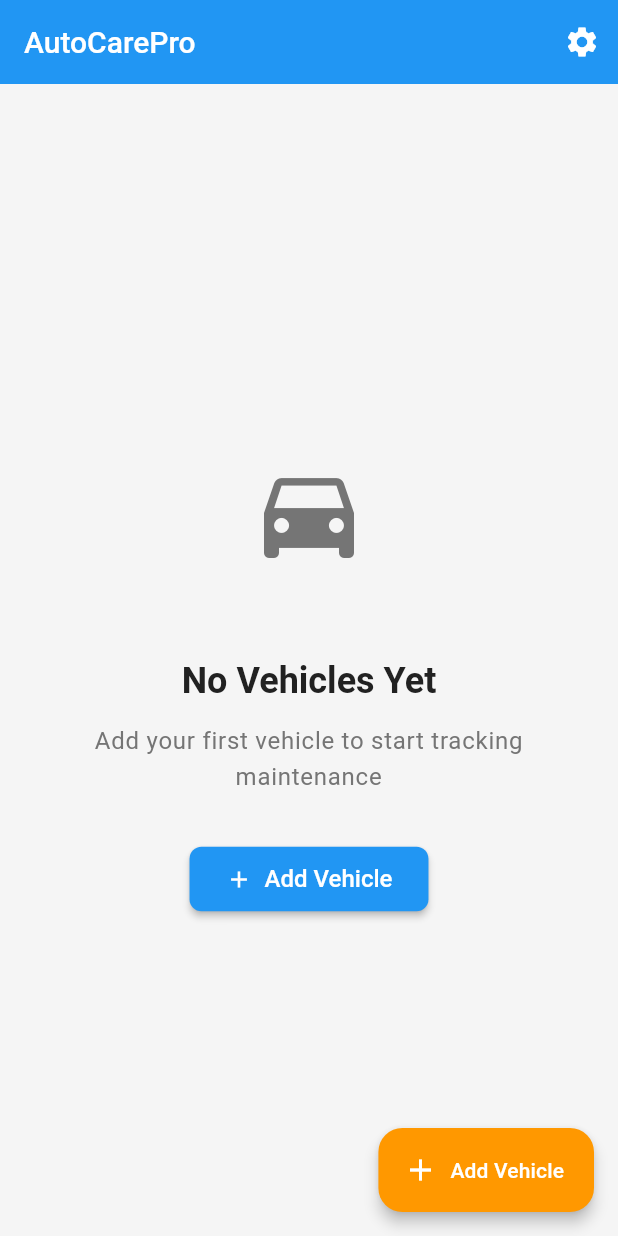
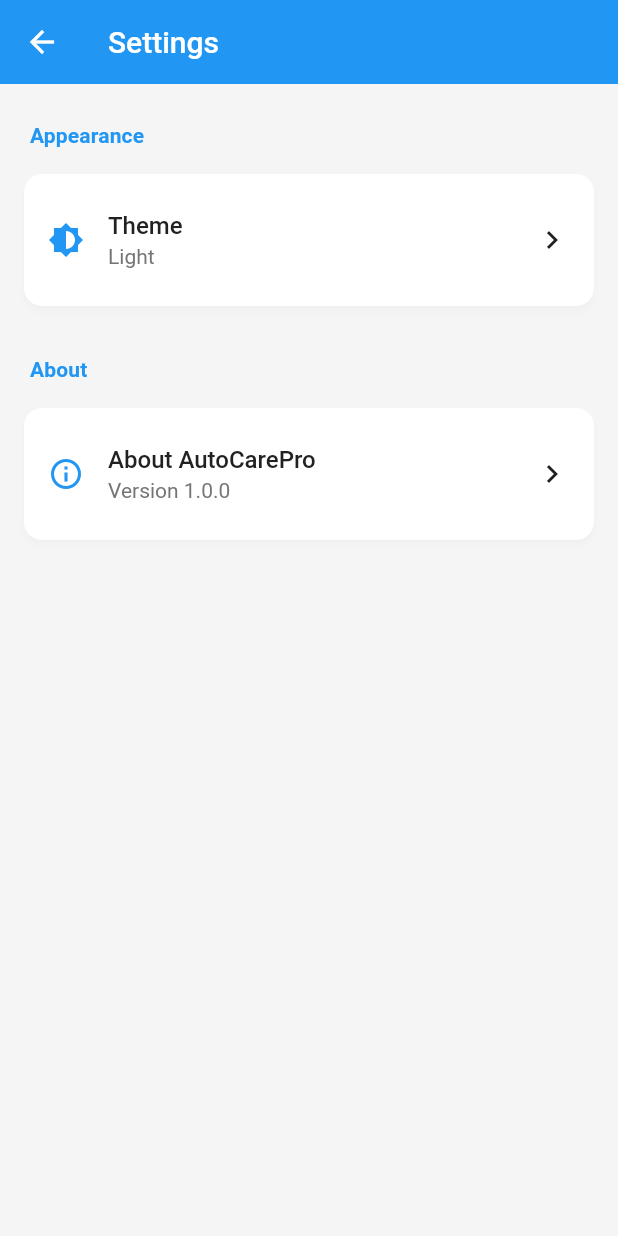
Before and after one commit to regeiss/autocarepro_f, a Flutter app: the screen it shows after launch, after a tap on the "settings" icon, on a phone screen of 412 x 824 dp. Run offline on Flutter 3.47's test engine with Material 3 defaults, Android fonts, the phone set to English and light mode, and no system bars; our stand-ins replace file_picker, fl_chart, floor, flutter_riverpod, google_fonts, image_picker and 6 more; accounts and stored records are empty; generated files the repository leaves out were written again.

Commit message:
feat settings

```diff
--- a/lib/app/app.dart
+++ b/lib/app/app.dart
@@ -2,6 +2,7 @@ import 'package:flutter/material.dart';
 import 'package:flutter_riverpod/flutter_riverpod.dart';
 import 'theme.dart';
 import '../features/dashboard/screens/dashboard_screen.dart';
+import '../features/settings/providers/settings_provider.dart';
 
 /// Main application widget
 ///
@@ -11,12 +12,14 @@ class AutoCareProApp extends ConsumerWidget {
 
   @override
   Widget build(BuildContext context, WidgetRef ref) {
+    final themeMode = ref.watch(themeModeProvider);
+
     return MaterialApp(
       title: 'AutoCarePro',
       debugShowCheckedModeBanner: false,
       theme: AppTheme.lightTheme,
       darkTheme: AppTheme.darkTheme,
-      themeMode: ThemeMode.light,
+      themeMode: themeMode,
       home: const DashboardScreen(),
     );
   }
--- a/lib/features/dashboard/screens/dashboard_screen.dart
+++ b/lib/features/dashboard/screens/dashboard_screen.dart
@@ -7,6 +7,8 @@ import '../../../data/providers/document_providers.dart';
 import '../../../data/providers/service_provider_providers.dart';
 import '../../../data/providers/analytics_providers.dart';
 import '../widgets/dashboard_stats.dart';
+import '../widgets/quick_actions.dart';
+import '../widgets/recent_activity.dart';
 import '../widgets/vehicle_card.dart';
 import '../widgets/empty_state.dart';
 import '../../vehicles/screens/vehicle_form_screen.dart';
@@ -21,6 +23,7 @@ import '../../service_providers/widgets/service_provider_list_tile.dart';
 import '../../service_providers/screens/service_provider_detail_screen.dart';
 import '../../service_providers/screens/service_providers_list_screen.dart';
 import '../../reports/screens/reports_screen.dart';
+import '../../settings/screens/settings_screen.dart';
 
 /// Dashboard screen - Main entry point of the app
 ///
@@ -43,7 +46,11 @@ class DashboardScreen extends ConsumerWidget {
           IconButton(
             icon: const Icon(Icons.settings),
             onPressed: () {
-              // TODO(roberto): Navigate to settings
+              Navigator.of(context).push(
+                MaterialPageRoute(
+                  builder: (context) => const SettingsScreen(),
+                ),
+              );
             },
             tooltip: 'Settings',
           ),
@@ -100,6 +107,26 @@ class DashboardScreen extends ConsumerWidget {
                   const DashboardStats(),
 
                   const SizedBox(height: 16),
+
+                  // Quick actions
+                  const QuickActions(),
+
+                  const SizedBox(height: 20),
+
+                  // Recent activity
+                  Padding(
+                    padding: const EdgeInsets.symmetric(horizontal: 16),
+                    child: Text(
+                      'Recent Activity',
+                      style: Theme.of(context).textTheme.titleLarge,
+                    ),
+                  ),
+
+                  const SizedBox(height: 8),
+
+                  const RecentActivity(limit: 5),
+
+                  const SizedBox(height: 24),
 
                   // Vehicles section
                   Padding(
--- /dev/null
+++ b/lib/features/settings/providers/settings_provider.dart
@@ -0,0 +1,31 @@
+import 'package:flutter/material.dart';
+import 'package:flutter_riverpod/flutter_riverpod.dart';
+import 'package:shared_preferences/shared_preferences.dart';
+
+const _themeModeKey = 'theme_mode';
+
+/// Provider for the app's theme mode preference
+final themeModeProvider =
+    StateNotifierProvider<ThemeModeNotifier, ThemeMode>((ref) {
+  return ThemeModeNotifier();
+});
+
+class ThemeModeNotifier extends StateNotifier<ThemeMode> {
+  ThemeModeNotifier() : super(ThemeMode.light) {
+    _loadThemeMode();
+  }
+
+  Future<void> _loadThemeMode() async {
+    final prefs = await SharedPreferences.getInstance();
+    final index = prefs.getInt(_themeModeKey);
+    if (index != null && index >= 0 && index < ThemeMode.values.length) {
+      state = ThemeMode.values[index];
+    }
+  }
+
+  Future<void> setThemeMode(ThemeMode mode) async {
+    state = mode;
+    final prefs = await SharedPreferences.getInstance();
+    await prefs.setInt(_themeModeKey, mode.index);
+  }
+}
--- /dev/null
+++ b/lib/features/settings/screens/settings_screen.dart
@@ -0,0 +1,144 @@
+import 'package:flutter/material.dart';
+import 'package:flutter_riverpod/flutter_riverpod.dart';
+import '../../../app/theme.dart';
+import '../providers/settings_provider.dart';
+
+/// Settings screen for app preferences
+class SettingsScreen extends ConsumerWidget {
+  const SettingsScreen({super.key});
+
+  @override
+  Widget build(BuildContext context, WidgetRef ref) {
+    final themeMode = ref.watch(themeModeProvider);
+
+    return Scaffold(
+      appBar: AppBar(
+        title: const Text('Settings'),
+      ),
+      body: ListView(
+        children: [
+          // Appearance section
+          _SectionHeader(title: 'Appearance'),
+          Card(
+            margin: const EdgeInsets.symmetric(horizontal: 16, vertical: 8),
+            child: Column(
+              children: [
+                ListTile(
+                  leading: Icon(Icons.brightness_6, color: AppTheme.primaryColor),
+                  title: const Text('Theme'),
+                  subtitle: Text(_themeModeLabel(themeMode)),
+                  trailing: const Icon(Icons.chevron_right),
+                  onTap: () => _showThemeModePicker(context, ref),
+                ),
+              ],
+            ),
+          ),
+
+          // About section
+          _SectionHeader(title: 'About'),
+          Card(
+            margin: const EdgeInsets.symmetric(horizontal: 16, vertical: 8),
+            child: Column(
+              children: [
+                ListTile(
+                  leading: Icon(Icons.info_outline, color: AppTheme.primaryColor),
+                  title: const Text('About AutoCarePro'),
+                  subtitle: const Text('Version 1.0.0'),
+                  trailing: const Icon(Icons.chevron_right),
+                  onTap: () => _showAboutDialog(context),
+                ),
+              ],
+            ),
+          ),
+        ],
+      ),
+    );
+  }
+
+  String _themeModeLabel(ThemeMode mode) {
+    switch (mode) {
+      case ThemeMode.light:
+        return 'Light';
+      case ThemeMode.dark:
+        return 'Dark';
+      case ThemeMode.system:
+        return 'System default';
+    }
+  }
+
+  void _showThemeModePicker(BuildContext context, WidgetRef ref) {
+    showModalBottomSheet(
+      context: context,
+      builder: (context) => SafeArea(
+        child: Column(
+          mainAxisSize: MainAxisSize.min,
+          children: [
+            Padding(
+              padding: const EdgeInsets.all(16),
+              child: Text(
+                'Choose theme',
+                style: Theme.of(context).textTheme.titleMedium,
+              ),
+            ),
+            ...ThemeMode.values.map((mode) {
+              return ListTile(
+                leading: Icon(
+                  _themeModeIcon(mode),
+                  color: AppTheme.primaryColor,
+                ),
+                title: Text(_themeModeLabel(mode)),
+                trailing: ref.watch(themeModeProvider) == mode
+                    ? const Icon(Icons.check, color: AppTheme.primaryColor)
+                    : null,
+                onTap: () {
+                  ref.read(themeModeProvider.notifier).setThemeMode(mode);
+                  Navigator.pop(context);
+                },
+              );
+            }),
+          ],
+        ),
+      ),
+    );
+  }
+
+  IconData _themeModeIcon(ThemeMode mode) {
+    switch (mode) {
+      case ThemeMode.light:
+        return Icons.light_mode;
+      case ThemeMode.dark:
+        return Icons.dark_mode;
+      case ThemeMode.system:
+        return Icons.brightness_auto;
+    }
+  }
+
+  void _showAboutDialog(BuildContext context) {
+    showAboutDialog(
+      context: context,
+      applicationName: 'AutoCarePro',
+      applicationVersion: '1.0.0',
+      applicationLegalese: '© 2025 AutoCarePro',
+    );
+  }
+}
+
+class _SectionHeader extends StatelessWidget {
+  final String title;
+
+  const _SectionHeader({required this.title});
+
+  @override
+  Widget build(BuildContext context) {
+    return Padding(
+      padding: const EdgeInsets.fromLTRB(20, 24, 16, 8),
+      child: Text(
+        title,
+        style: Theme.of(context).textTheme.titleSmall?.copyWith(
+              color: Theme.of(context).colorScheme.primary,
+              fontWeight: FontWeight.w600,
+            ),
+      ),
+    );
+  }
+}
```
Also changed, not shown: lib/data/providers/reminder_providers.dart (+8 -0 lines), lib/features/dashboard/providers/recent_activity_provider.dart (added, +91 -0 lines), lib/features/dashboard/widgets/quick_actions.dart (added, +248 -0 lines), lib/features/dashboard/widgets/recent_activity.dart (added, +193 -0 lines), 1 other file.
